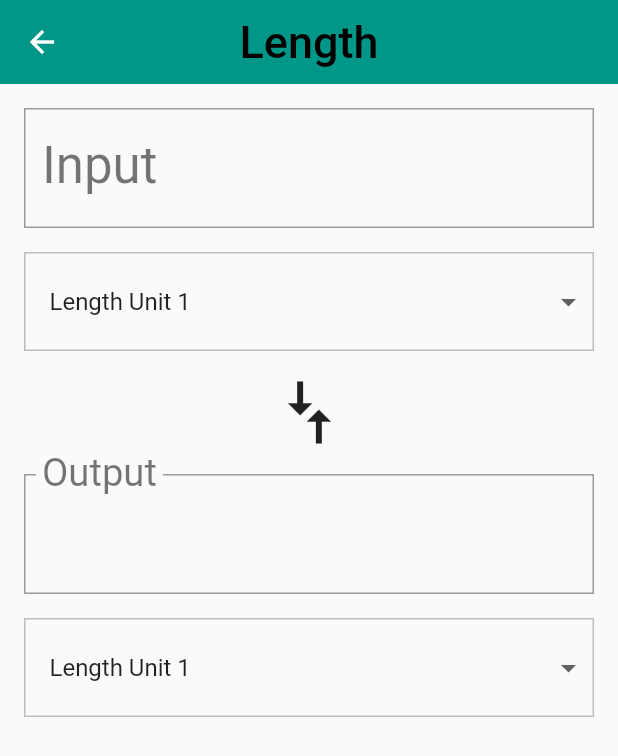
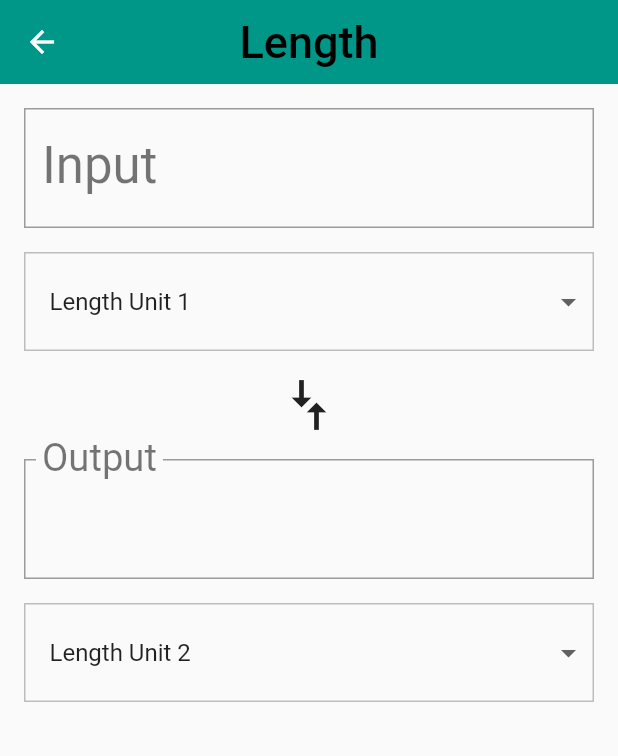
Before and after one commit to higekick/flutter_study, a Flutter app: the screen it shows after launch, after a tap on "Length", on a phone screen of 412 x 824 dp. Shown: the top 756 px of the screen. Run offline on Flutter 3.47's test engine with Material 2 defaults, Android fonts, the phone set to English and light mode, and no system bars.

Commit message:
add interactivity bit modify

```diff
--- a/lib/converter_route.dart
+++ b/lib/converter_route.dart
@@ -49,8 +49,8 @@ class _ConverterRouteState extends State<ConverterRoute> {
   void initState() {
     super.initState();
     setState(() {
-      _selectedIn = widget.units.first;
-      _selectedOut = widget.units.first;
+      _selectedIn = widget.units[0];
+      _selectedOut = widget.units[1];
     });
     _createDropdownMenuItems();
   }
@@ -75,14 +75,12 @@ class _ConverterRouteState extends State<ConverterRoute> {
       _selectedOut = val;
       _updateConversion();
     }, _selectedOut);
-    final arrow = Container(
-      child: Transform.rotate(
-          angle: 90 * pi / 180,
-          child: Icon(
-            Icons.compare_arrows_outlined,
-            size: 50.0,
-          )),
-    );
+    final arrow = RotatedBox(
+        quarterTurns: 1,
+        child: Icon(
+          Icons.compare_arrows,
+          size: 40.0,
+        ));
 
     final bodies = Container(
       child: Column(
@@ -108,7 +106,7 @@ class _ConverterRouteState extends State<ConverterRoute> {
   }
 
   Widget makeControl(String label, GetCallback callback, Unit selected) {
-    final crls = Padding(
+    final ctrls = Padding(
       padding: EdgeInsets.all(16.0),
       child: Column(crossAxisAlignment: CrossAxisAlignment.stretch, children: [
         label == 'Input'
@@ -164,7 +162,7 @@ class _ConverterRouteState extends State<ConverterRoute> {
             )))
       ]),
     );
-    return crls;
+    return ctrls;
   }
 
   /// Clean up conversion; trim trailing zeros, e.g. 5.500 -> 5.5, 10.0 -> 10
```
